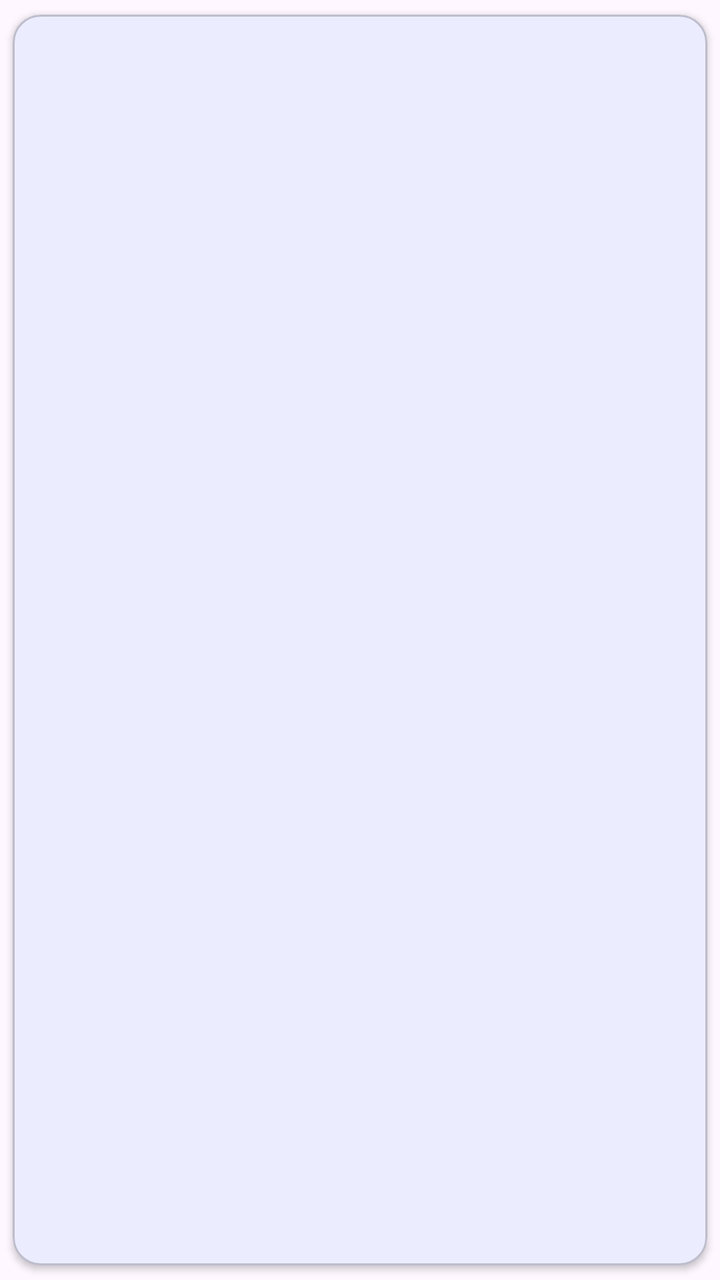
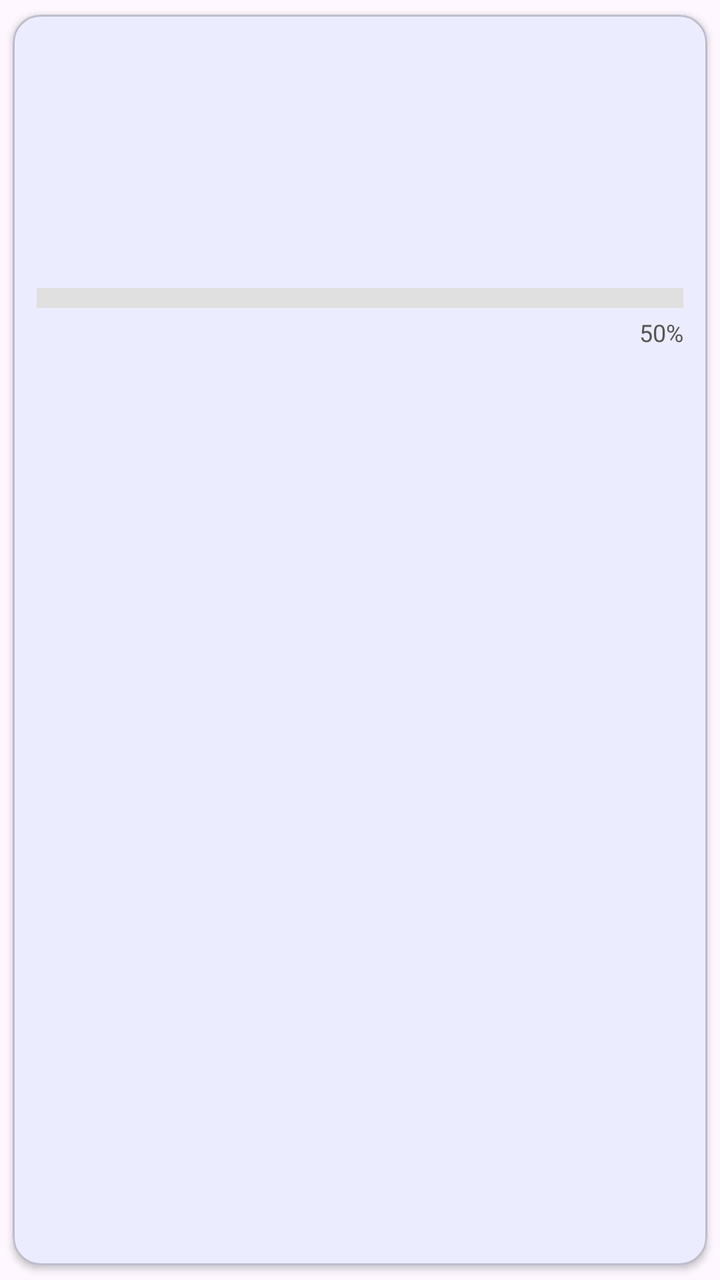

An Android layout rendered at two revisions. The XML below is the earlier revision; the diff shows what the commit changed to produce the second picture.
<!-- AndroidManifest.xml: application theme Theme.AcadenceApp -->
<!-- res/layout/item_request_card.xml -->
<?xml version="1.0" encoding="utf-8"?>
<com.google.android.material.card.MaterialCardView
    xmlns:android="http://schemas.android.com/apk/res/android"
    xmlns:app="http://schemas.android.com/apk/res-auto"
    android:id="@+id/reqCard"
    android:layout_width="match_parent"
    android:layout_height="wrap_content"
    android:layout_marginStart="16dp"
    android:layout_marginEnd="16dp"
    android:layout_marginTop="8dp"
    android:layout_marginBottom="8dp"
    android:clickable="true"
    android:focusable="true"
    app:cardUseCompatPadding="true"
    app:cardCornerRadius="14dp"
    app:cardElevation="2dp"
    app:strokeWidth="1dp"
    app:strokeColor="#33000000">

    <LinearLayout
        android:layout_width="match_parent"
        android:layout_height="wrap_content"
        android:orientation="vertical"
        android:padding="12dp">

        
        <TextView
            android:id="@+id/reqTitle"
            android:layout_width="match_parent"
            android:layout_height="wrap_content"
            android:textSize="17sp"
            android:textStyle="bold"
            android:maxLines="2"
            android:ellipsize="end" />

        
        <TextView
            android:id="@+id/reqAssigned"
            android:layout_width="match_parent"
            android:layout_height="wrap_content"
            android:layout_marginTop="6dp"
            android:textSize="14sp" />

        
        <TextView
            android:id="@+id/reqType"
            android:layout_width="match_parent"
            android:layout_height="wrap_content"
            android:layout_marginTop="2dp"
            android:textSize="14sp" />

        
        <TextView
            android:id="@+id/reqDates"
            android:layout_width="match_parent"
            android:layout_height="wrap_content"
            android:layout_marginTop="2dp"
            android:textSize="14sp" />

        
        <TextView
            android:id="@+id/reqStatus"
            android:layout_width="wrap_content"
            android:layout_height="wrap_content"
            android:layout_marginTop="8dp"
            android:textStyle="bold"
            android:textSize="14sp" />
    </LinearLayout>
</com.google.android.material.card.MaterialCardView>
<!-- resources referenced by this layout -->
<resources>
  <style name="Theme.AcadenceApp" parent="Base.Theme.AcadenceApp" />
  <style name="Base.Theme.AcadenceApp" parent="Theme.Material3.DayNight.NoActionBar">
          <item name="colorPrimary">#0066FF</item>   
          <item name="colorPrimaryVariant">#004C99</item> 
          <item name="colorOnPrimary">#FFFFFF</item> 
      </style>
</resources>

<!-- the commit's change to res/layout/item_request_card.xml (unified diff, before → after) -->
@@ -65,5 +65,26 @@
             android:layout_marginTop="8dp"
             android:textStyle="bold"
             android:textSize="14sp" />
+
+        
+        <ProgressBar
+            android:id="@+id/reqProgressBar"
+            style="@android:style/Widget.ProgressBar.Horizontal"
+            android:layout_width="match_parent"
+            android:layout_height="10dp"
+            android:layout_marginTop="8dp"
+            android:progressDrawable="@drawable/progress_bar_color"
+            android:max="100" />
+        <TextView
+            android:id="@+id/reqProgressText"
+            android:layout_width="wrap_content"
+            android:layout_height="wrap_content"
+            android:layout_gravity="end"
+            android:text="50%"
+            android:textSize="12sp"
+            android:layout_marginTop="4dp"
+            android:textColor="#555555" />
+
+
     </LinearLayout>
 </com.google.android.material.card.MaterialCardView>
<!-- resource entries referenced after the edit -->
@@ -1,5 +1,24 @@
 <!-- resources referenced by this layout -->
 <resources>
+  <!-- drawable progress_bar_color (drawable) -->
+  <?xml version="1.0" encoding="utf-8"?>
+  <layer-list xmlns:android="http://schemas.android.com/apk/res/android">
+      
+      <item android:id="@android:id/background">
+          <shape android:shape="rectangle">
+              <solid android:color="#E0E0E0"/>
+          </shape>
+      </item>
+  
+      
+      <item android:id="@android:id/progress">
+          <clip>
+              <shape android:shape="rectangle">
+                  <solid android:color="#2196F3" /> 
+              </shape>
+          </clip>
+      </item>
+  </layer-list>
   <style name="Theme.AcadenceApp" parent="Base.Theme.AcadenceApp" />
   <style name="Base.Theme.AcadenceApp" parent="Theme.Material3.DayNight.NoActionBar">
           <item name="colorPrimary">#0066FF</item>   
